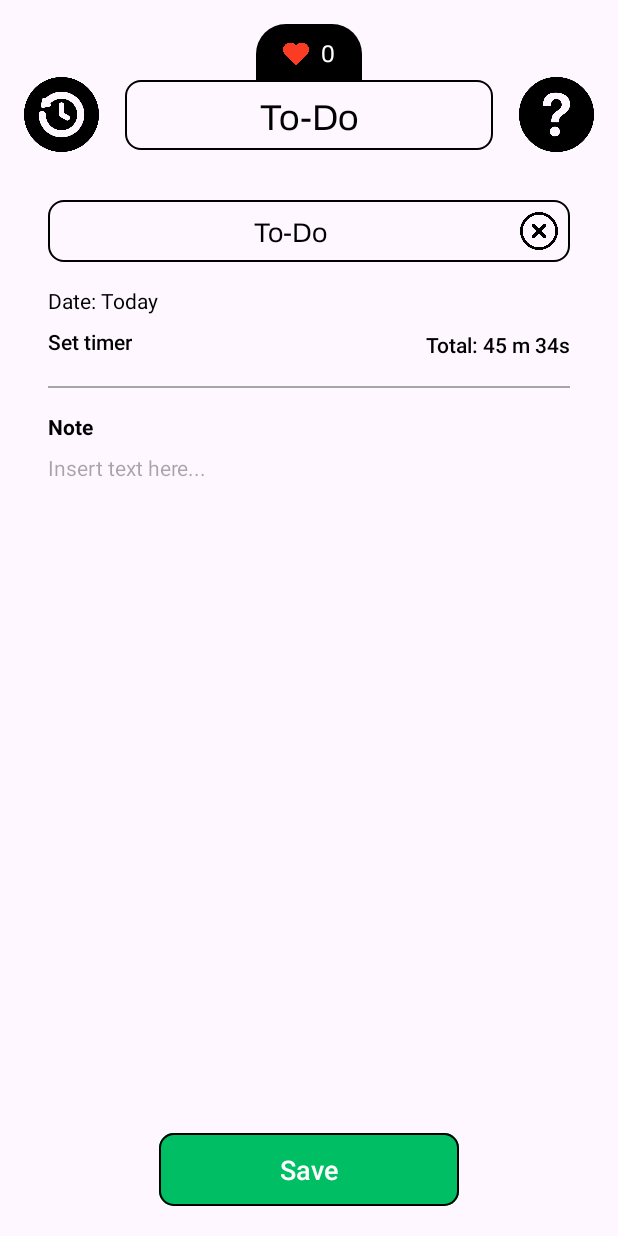
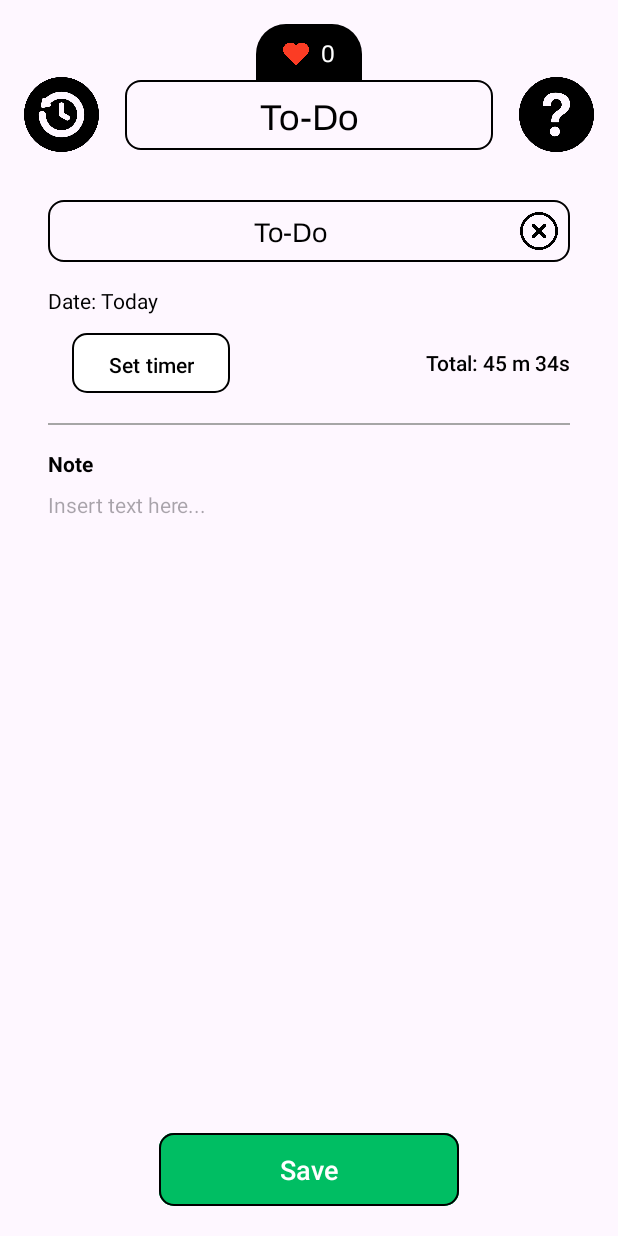
Before and after one commit to Zikamirichi/To-Dororo, an Android app: the DetailActivity screen opened directly, with no data from a screen before it, on a phone screen of 412 x 824 dp. Run offline under Robolectric (Android 15) with nearby library versions, the phone set to English and light mode, and no system bars; our stand-ins replace Firebase (no records; nobody signed in at launch, a user with empty details on screens opened directly); Roboto replaces fonts that are not available here.

Commit message:
Update activity_detail.xml

```diff
--- a/app/src/main/res/layout/activity_detail.xml
+++ b/app/src/main/res/layout/activity_detail.xml
@@ -183,7 +183,7 @@
             android:layout_marginEnd="16dp">
 
             <!-- Set timer section -->
-            <TextView
+            <Button
                 android:id="@+id/set_timer_text"
                 android:layout_width="wrap_content"
                 android:layout_height="wrap_content"
@@ -191,11 +191,14 @@
                 android:textSize="14sp"
                 android:textColor="@android:color/black"
                 android:fontFamily="sans-serif-medium"
-                android:clickable="true"
-                android:focusable="true"
-                android:layout_marginEnd="16dp"
                 android:layout_gravity="center_vertical"
-                android:paddingBottom="4dp" />
+                android:paddingBottom="4dp"
+                android:backgroundTint="#FFFFFF"
+                app:cornerRadius="10dp"
+                app:strokeColor="#000000"
+                app:strokeWidth="1dp"
+                android:layout_marginStart="16dp"
+                android:layout_marginEnd="16dp" />
 
             <!-- Spacer view -->
             <View
```
